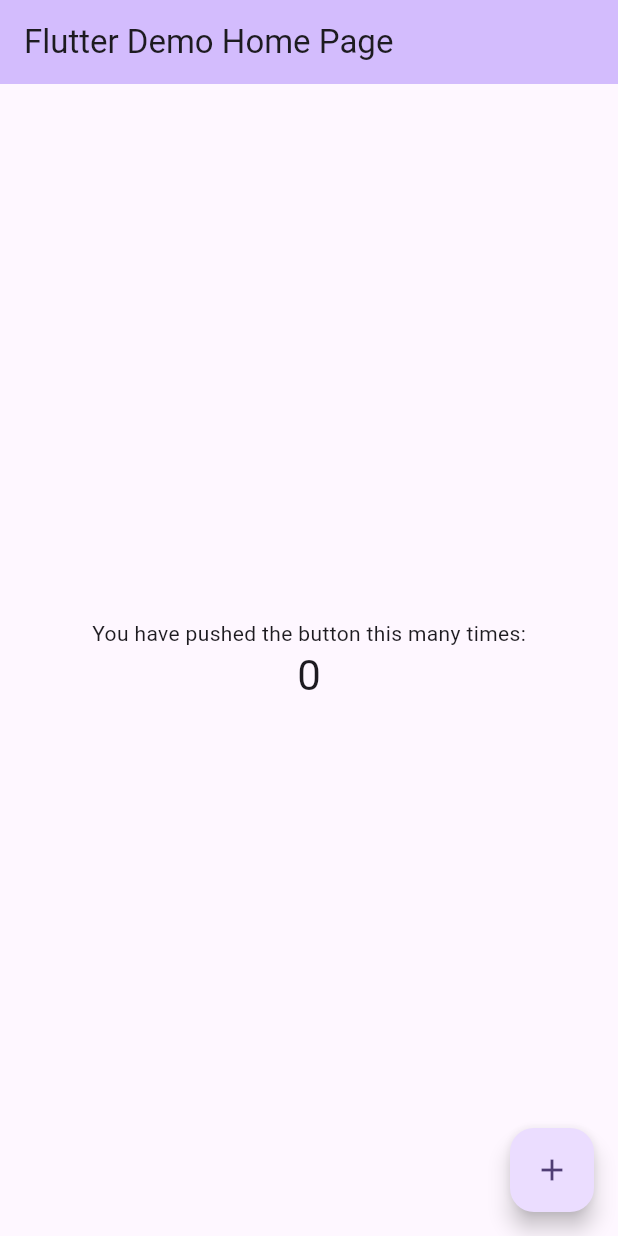
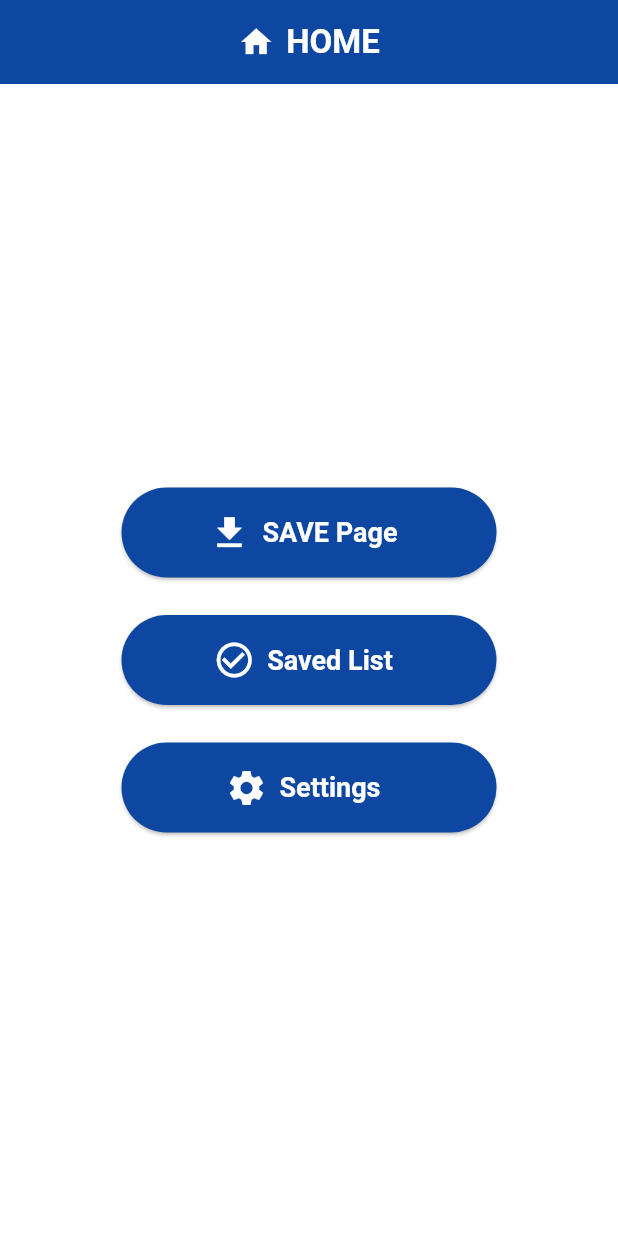
Before and after one commit to Anumta-24013/Web-Page-Saver, a Flutter app: the screen it shows after launch, on a phone screen of 412 x 824 dp. Run offline on Flutter 3.47's test engine with Material 3 defaults, Android fonts, the phone set to English and light mode, and no system bars.

Commit message:
Added UI screens, navigation, and design updates

```diff
--- /dev/null
+++ b/lib/home_screen.dart
@@ -0,0 +1,62 @@
+import 'package:flutter/material.dart';
+
+class HomeScreen extends StatelessWidget {
+  @override
+  Widget build(BuildContext context) {
+    return Scaffold(
+      appBar: AppBar(
+        title: const Row(
+          mainAxisAlignment: MainAxisAlignment.center,
+          children: [
+            Icon(Icons.home, color: Colors.white),
+            SizedBox(width: 8),
+            Text('HOME', style: TextStyle(fontWeight: FontWeight.bold)),
+          ],
+        ),
+      ),
+      body: Center(
+        child: Column(
+          mainAxisAlignment: MainAxisAlignment.center,
+          children: [
+            _buildButton(
+              context,
+              icon: Icons.download,
+              label: 'SAVE Page',
+              route: '/save',
+            ),
+            const SizedBox(height: 25),
+            _buildButton(
+              context,
+              icon: Icons.check_circle_outline,
+              label: 'Saved List',
+              route: '/savedlist',
+            ),
+            const SizedBox(height: 25),
+            _buildButton(
+              context,
+              icon: Icons.settings,
+              label: 'Settings',
+              route: '/settings',
+            ),
+          ],
+        ),
+      ),
+    );
+  }
+
+  Widget _buildButton(BuildContext context,
+      {required IconData icon, required String label, required String route}) {
+    return ElevatedButton.icon(
+      onPressed: () => Navigator.pushNamed(context, route),
+      icon: Icon(icon, color: Colors.white, size: 28),
+      label: Text(label),
+      style: ElevatedButton.styleFrom(
+        backgroundColor: const Color(0xFF0D47A1), // same deep blue
+        minimumSize: const Size(250, 60),
+        shape: RoundedRectangleBorder(
+          borderRadius: BorderRadius.circular(40),
+        ),
+      ),
+    );
+  }
+}
--- a/lib/main.dart
+++ b/lib/main.dart
@@ -1,122 +1,46 @@
 import 'package:flutter/material.dart';
+import 'home_screen.dart';
+import 'save_page_screen.dart';
+import 'saved_lists_screen.dart';
+import 'settings_screen.dart';
 
 void main() {
-  runApp(const MyApp());
+  runApp(WebPageSaverApp());
 }
 
-class MyApp extends StatelessWidget {
-  const MyApp({super.key});
-
-  // This widget is the root of your application.
+class WebPageSaverApp extends StatelessWidget {
   @override
   Widget build(BuildContext context) {
     return MaterialApp(
-      title: 'Flutter Demo',
+      debugShowCheckedModeBanner: false,
+      title: 'Web Page Saver',
       theme: ThemeData(
-        // This is the theme of your application.
-        //
-        // TRY THIS: Try running your application with "flutter run". You'll see
-        // the application has a purple toolbar. Then, without quitting the app,
-        // try changing the seedColor in the colorScheme below to Colors.green
-        // and then invoke "hot reload" (save your changes or press the "hot
-        // reload" button in a Flutter-supported IDE, or press "r" if you used
-        // the command line to start the app).
-        //
-        // Notice that the counter didn't reset back to zero; the application
-        // state is not lost during the reload. To reset the state, use hot
-        // restart instead.
-        //
-        // This works for code too, not just values: Most code changes can be
-        // tested with just a hot reload.
-        colorScheme: ColorScheme.fromSeed(seedColor: Colors.deepPurple),
+        brightness: Brightness.light,
+        scaffoldBackgroundColor: Colors.white, // white background
+        appBarTheme: const AppBarTheme(
+          backgroundColor: Color(0xFF0D47A1), // blue bar
+          foregroundColor: Colors.white,
+          elevation: 0,
+          centerTitle: true,
+        ),
+        elevatedButtonTheme: ElevatedButtonThemeData(
+          style: ElevatedButton.styleFrom(
+            backgroundColor: Color(0xFF0D47A1), // deep blue buttons
+            foregroundColor: Colors.white,
+            textStyle: const TextStyle(fontSize: 18, fontWeight: FontWeight.bold),
+            shape: RoundedRectangleBorder(
+              borderRadius: BorderRadius.all(Radius.circular(30)),
+            ),
+            minimumSize: const Size(220, 60),
+          ),
+        ),
       ),
-      home: const MyHomePage(title: 'Flutter Demo Home Page'),
+      home: HomeScreen(),
+      routes: {
+        '/save': (context) => SavePageScreen(),
+        '/savedlist': (context) => SavedListScreen(),
+        '/settings': (context) => SettingsScreen(),
+      },
     );
   }
 }
-
-class MyHomePage extends StatefulWidget {
-  const MyHomePage({super.key, required this.title});
-
-  // This widget is the home page of your application. It is stateful, meaning
-  // that it has a State object (defined below) that contains fields that affect
-  // how it looks.
-
-  // This class is the configuration for the state. It holds the values (in this
-  // case the title) provided by the parent (in this case the App widget) and
-  // used by the build method of the State. Fields in a Widget subclass are
-  // always marked "final".
-
-  final String title;
-
-  @override
-  State<MyHomePage> createState() => _MyHomePageState();
-}
-
-class _MyHomePageState extends State<MyHomePage> {
-  int _counter = 0;
-
-  void _incrementCounter() {
-    setState(() {
-      // This call to setState tells the Flutter framework that something has
-      // changed in this State, which causes it to rerun the build method below
-      // so that the display can reflect the updated values. If we changed
-      // _counter without calling setState(), then the build method would not be
-      // called again, and so nothing would appear to happen.
-      _counter++;
-    });
-  }
-
-  @override
-  Widget build(BuildContext context) {
-    // This method is rerun every time setState is called, for instance as done
-    // by the _incrementCounter method above.
-    //
-    // The Flutter framework has been optimized to make rerunning build methods
-    // fast, so that you can just rebuild anything that needs updating rather
-    // than having to individually change instances of widgets.
-    return Scaffold(
-      appBar: AppBar(
-        // TRY THIS: Try changing the color here to a specific color (to
-        // Colors.amber, perhaps?) and trigger a hot reload to see the AppBar
-        // change color while the other colors stay the same.
-        backgroundColor: Theme.of(context).colorScheme.inversePrimary,
-        // Here we take the value from the MyHomePage object that was created by
-        // the App.build method, and use it to set our appbar title.
-        title: Text(widget.title),
-      ),
-      body: Center(
-        // Center is a layout widget. It takes a single child and positions it
-        // in the middle of the parent.
-        child: Column(
-          // Column is also a layout widget. It takes a list of children and
-          // arranges them vertically. By default, it sizes itself to fit its
-          // children horizontally, and tries to be as tall as its parent.
-          //
-          // Column has various properties to control how it sizes itself and
-          // how it positions its children. Here we use mainAxisAlignment to
-          // center the children vertically; the main axis here is the vertical
-          // axis because Columns are vertical (the cross axis would be
-          // horizontal).
-          //
-          // TRY THIS: Invoke "debug painting" (choose the "Toggle Debug Paint"
-          // action in the IDE, or press "p" in the console), to see the
-          // wireframe for each widget.
-          mainAxisAlignment: MainAxisAlignment.center,
-          children: <Widget>[
-            const Text('You have pushed the button this many times:'),
-            Text(
-              '$_counter',
-              style: Theme.of(context).textTheme.headlineMedium,
-            ),
-          ],
-        ),
-      ),
-      floatingActionButton: FloatingActionButton(
-        onPressed: _incrementCounter,
-        tooltip: 'Increment',
-        child: const Icon(Icons.add),
-      ), // This trailing comma makes auto-formatting nicer for build methods.
-    );
-  }
-}
```
Also changed, not shown: lib/save_page_screen.dart (added, +17 -0 lines), lib/saved_lists_screen.dart (added, +17 -0 lines), lib/settings_screen.dart (added, +17 -0 lines).
